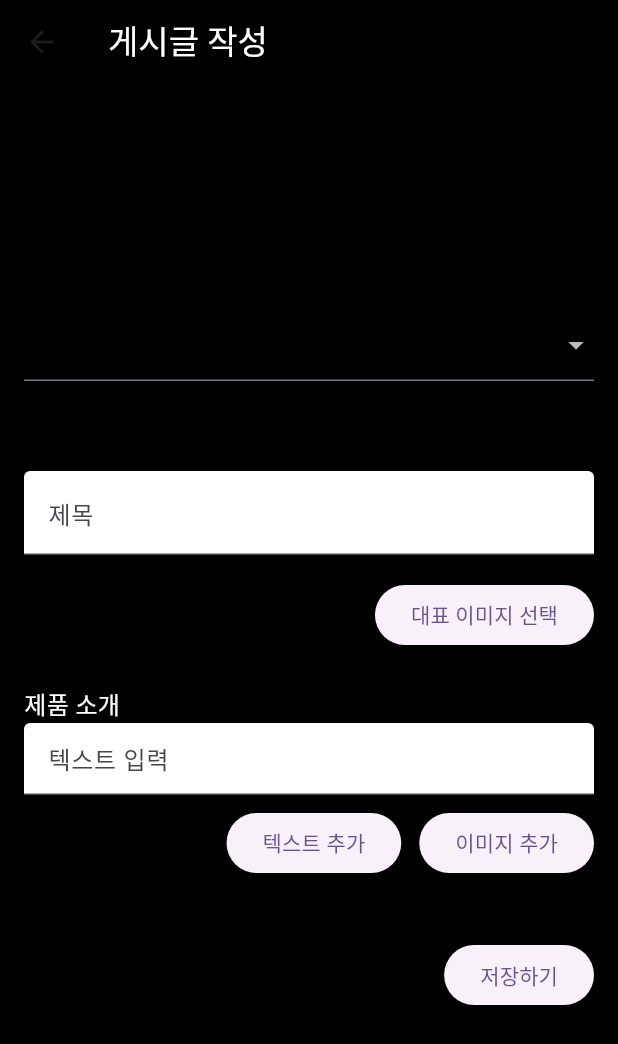
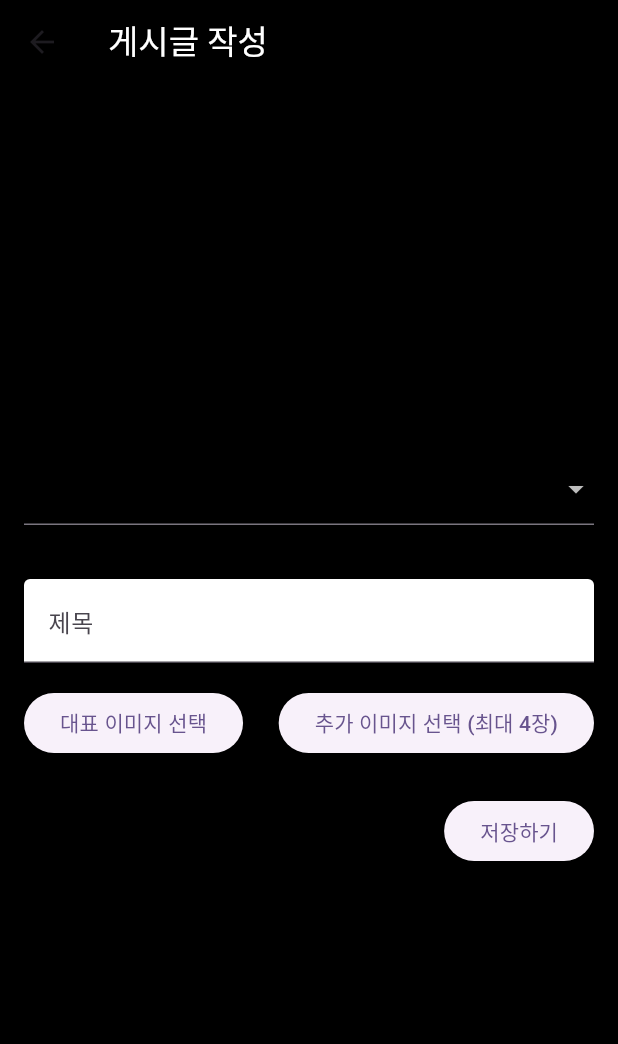
Before and after one commit to ChangJun0716/Black_Market, a Flutter app: the CompanyCreatePost screen opened directly, on a phone screen of 412 x 824 dp. Shown: the top 1044 px of the screen. Run offline on Flutter 3.47's test engine with Material 3 defaults, Android fonts, the phone set to English and light mode, and no system bars; our stand-ins replace flutter_map, flutter_slidable, geolocator, get, get_storage, image_picker and 2 more; accounts and stored records are empty.

Commit message:
SA_work07
update :
 mydb type 변경
 물건 소개글 ui 설명글 수정
 물건 소개글 모델 수정

```diff
--- a/Project/black_market_app/lib/model/product_registration.dart
+++ b/Project/black_market_app/lib/model/product_registration.dart
@@ -1,17 +1,12 @@
-//제품 게시글
 import 'dart:convert';
 import 'dart:typed_data';
 
-import 'package:black_market_app/view/company/post/post_block.dart';
-
-
-
 class ProductRegistration {
-  final String paUserid; // 회원 pk
-  final String pProductCode; // 제품 코드
-  final Uint8List introductionPhoto; // 대표 사진
-  final String ptitle; // 제목
-  final List<PostBlock> contentBlocks; // 본문 (텍스트 + 이미지 섞임)
+  final String paUserid;
+  final String pProductCode;
+  final Uint8List introductionPhoto;
+  final String ptitle;
+  final List<Uint8List> contentBlocks;
 
   ProductRegistration({
     required this.paUserid,
@@ -21,27 +16,25 @@ class ProductRegistration {
     required this.contentBlocks,
   });
 
-  Map<String, dynamic> toMap() => {
-        'paUserid': paUserid,
-        'pProductCode': pProductCode,
-        'introductionPhoto': introductionPhoto,
-        'ptitle': ptitle,
-        'contentJson': jsonEncode(contentBlocks.map((e) => e.toMap()).toList()),
-      };
-
-  factory ProductRegistration.fromMap(Map<String, dynamic> res) {
-    List<PostBlock> blocks = [];
-    if (res['contentJson'] != null) {
-      final List decoded = jsonDecode(res['contentJson']);
-      blocks = decoded.map((e) => PostBlock.fromMap(e)).toList();
-    }
-
+  factory ProductRegistration.fromMap(Map<String, dynamic> map) {
     return ProductRegistration(
-      paUserid: res['paUserid'],
-      pProductCode: res['pProductCode'],
-      introductionPhoto: res['introductionPhoto'],
-      ptitle: res['ptitle'],
-      contentBlocks: blocks,
+      paUserid: map['paUserid'],
+      pProductCode: map['pProductCode'],
+      introductionPhoto: base64Decode(map['introductionPhoto']),
+      ptitle: map['ptitle'],
+      contentBlocks: (jsonDecode(map['contentBlocks']) as List)
+          .map((e) => base64Decode(e as String))
+          .toList(),
     );
   }
+
+  Map<String, dynamic> toMap() {
+    return {
+      'paUserid': paUserid,
+      'pProductCode': pProductCode,
+      'introductionPhoto': base64Encode(introductionPhoto),
+      'ptitle': ptitle,
+      'contentBlocks': jsonEncode(contentBlocks.map((e) => base64Encode(e)).toList()),
+    };
+  }
 }
--- a/Project/black_market_app/lib/view/company/create/company_create_product_post.dart
+++ b/Project/black_market_app/lib/view/company/create/company_create_product_post.dart
@@ -1,10 +1,9 @@
-//제품 게시글 작성
-//제품 게시글 작성
+// 제품 게시글 작성 - CompanyCreatePost.dart
+import 'dart:convert';
 import 'dart:typed_data';
+
 import 'package:black_market_app/model/products.dart';
 import 'package:black_market_app/model/product_registration.dart';
-import 'package:black_market_app/view/company/post/post_block.dart';
-import 'package:black_market_app/view/company/post/post_block_editor.dart';
 import 'package:black_market_app/vm/database_handler.dart';
 import 'package:flutter/material.dart';
 import 'package:get/get.dart';
@@ -27,7 +26,7 @@ class _CompanyCreatePostState extends State<CompanyCreatePost> {
 
   final _titleController = TextEditingController();
   Uint8List? _thumbnail;
-  List<PostBlock> _blocks = [];
+  List<Uint8List> _additionalImages = [];
 
   final _formKey = GlobalKey<FormState>();
 
@@ -64,11 +63,32 @@ class _CompanyCreatePostState extends State<CompanyCreatePost> {
     }
   }
 
+  Future<void> _pickMultipleImages() async {
+    final picker = ImagePicker();
+    final images = await picker.pickMultiImage();
+
+    if (images != null) {
+      if (_additionalImages.length + images.length > 4) {
+        ScaffoldMessenger.of(context).showSnackBar(
+          SnackBar(content: Text('최대 4장까지만 선택할 수 있습니다.')),
+        );
+        return;
+      }
+
+      for (var img in images) {
+        final bytes = await img.readAsBytes();
+        _additionalImages.add(bytes);
+      }
+
+      setState(() {});
+    }
+  }
+
   Future<void> _savePost() async {
     final box = GetStorage();
     final userId = box.read('uid');
 
-    if (_formKey.currentState!.validate() && selectedProduct != null && _thumbnail != null && _blocks.isNotEmpty) {
+    if (_formKey.currentState!.validate() && selectedProduct != null && _thumbnail != null && _additionalImages.isNotEmpty) {
       final existing = await handler.getProductRegistrationByProductCode(selectedProduct!.productsCode.toString());
       if (existing != null) {
         ScaffoldMessenger.of(context).showSnackBar(SnackBar(content: Text('이미 해당 제품에 대한 게시글이 존재합니다.')));
@@ -80,7 +100,7 @@ class _CompanyCreatePostState extends State<CompanyCreatePost> {
         pProductCode: selectedProduct!.productsCode.toString(),
         introductionPhoto: _thumbnail!,
         ptitle: _titleController.text,
-        contentBlocks: _blocks,
+        contentBlocks: _additionalImages,
       );
 
       showDialog(
@@ -94,7 +114,6 @@ class _CompanyCreatePostState extends State<CompanyCreatePost> {
                 Text('User ID: ${post.paUserid}'),
                 Text('Product Code: ${post.pProductCode}'),
                 Text('Title: ${post.ptitle}'),
-                Text('Block 수: ${post.contentBlocks.length}'),
               ],
             ),
           ),
@@ -177,38 +196,6 @@ class _CompanyCreatePostState extends State<CompanyCreatePost> {
                       validator: (value) => value == null ? '제품을 선택해주세요' : null,
                     ),
                   const SizedBox(height: 20),
-                  if (selectedProduct != null)
-                    Card(
-                      color: Colors.white10,
-                      elevation: 2,
-                      shape: RoundedRectangleBorder(borderRadius: BorderRadius.circular(12)),
-                      child: Padding(
-                        padding: const EdgeInsets.all(16),
-                        child: Row(
-                          crossAxisAlignment: CrossAxisAlignment.start,
-                          children: [
-                            Image.memory(
-                              selectedProduct!.productsImage,
-                              height: 100,
-                              width: 100,
-                              fit: BoxFit.cover,
-                            ),
-                            const SizedBox(width: 16),
-                            Expanded(
-                              child: Column(
-                                crossAxisAlignment: CrossAxisAlignment.start,
-                                children: [
-                                  Text('제품명: ${selectedProduct!.productsName}', style: TextStyle(color: Colors.white)),
-                                  Text('색상: ${selectedProduct!.productsColor}', style: TextStyle(color: Colors.white)),
-                                  Text('사이즈: ${selectedProduct!.productsSize}', style: TextStyle(color: Colors.white)),
-                                ],
-                              ),
-                            ),
-                          ],
-                        ),
-                      ),
-                    ),
-                  const SizedBox(height: 24),
                   TextFormField(
                     controller: _titleController,
                     decoration: const InputDecoration(
@@ -220,25 +207,17 @@ class _CompanyCreatePostState extends State<CompanyCreatePost> {
                   ),
                   const SizedBox(height: 16),
                   Row(
-                    mainAxisAlignment: MainAxisAlignment.end,
+                    mainAxisAlignment: MainAxisAlignment.spaceBetween,
                     children: [
                       ElevatedButton(
                         onPressed: _pickThumbnail,
                         child: const Text('대표 이미지 선택'),
                       ),
+                      ElevatedButton(
+                        onPressed: _pickMultipleImages,
+                        child: const Text('추가 이미지 선택 (최대 4장)'),
+                      ),
                     ],
-                  ),
-                  const SizedBox(height: 8),
-                  if (_thumbnail != null)
-                    Image.memory(_thumbnail!, height: 150),
-                  const SizedBox(height: 16),
-                  PostBlockEditor(
-                    blocks: _blocks,
-                    onChanged: (updated) {
-                      setState(() {
-                        _blocks = updated;
-                      });
-                    },
                   ),
                   const SizedBox(height: 24),
                   Row(
```
Also changed, not shown: 2 other files.
